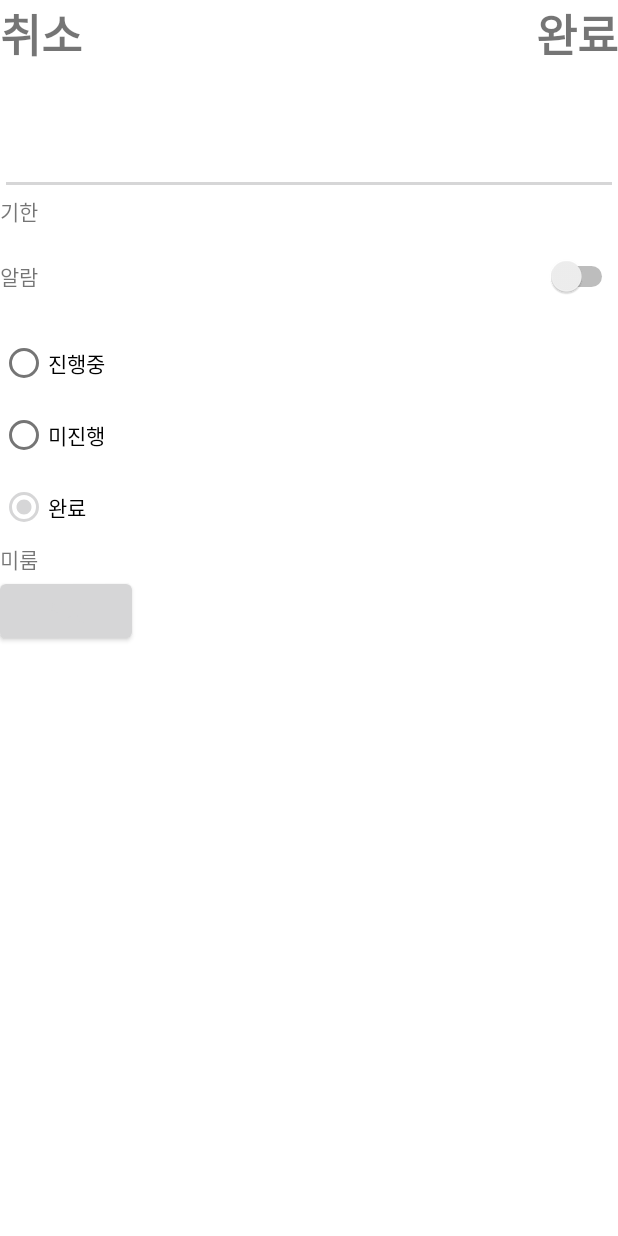
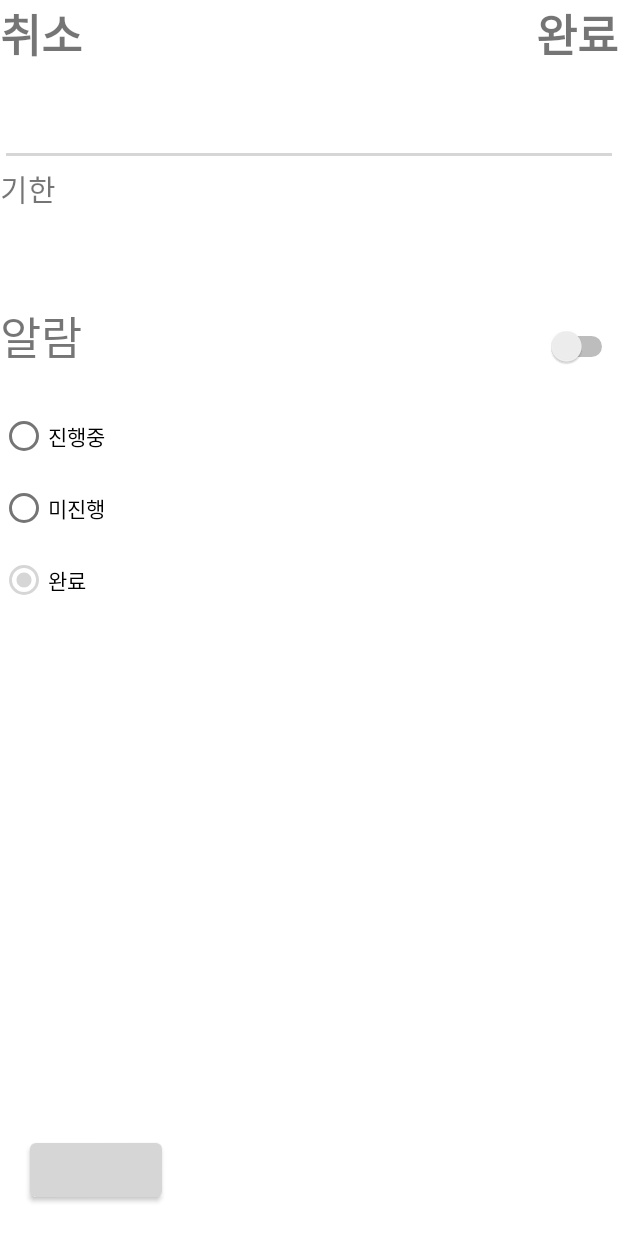
Before and after one commit to sogeum0310/JavaMemo, an Android app: the MemodetailActivity screen opened directly, with no data from a screen before it, on a phone screen of 412 x 824 dp. Run offline under Robolectric (Android 15) with nearby library versions, the phone set to English and light mode, and no system bars; 5 statements that could not run were skipped.

Commit message:
스와이프 제스처 주간월간 변경, xml정리

```diff
--- a/app/src/main/res/layout/activity_main.xml
+++ b/app/src/main/res/layout/activity_main.xml
@@ -4,6 +4,7 @@
     xmlns:tools="http://schemas.android.com/tools"
     android:layout_width="match_parent"
     android:layout_height="match_parent"
+    android:id="@+id/mainlayout"
     tools:context=".MainActivity">
 
 
@@ -24,7 +25,8 @@
             android:id="@+id/test"
             android:layout_width="match_parent"
             android:layout_height="wrap_content"
-            android:text="123123" />
+            android:text="123123"
+            android:visibility="invisible"/>
 
         <androidx.recyclerview.widget.RecyclerView
             android:id="@+id/recyclerview"
--- a/app/src/main/res/layout/activity_memodetail.xml
+++ b/app/src/main/res/layout/activity_memodetail.xml
@@ -43,7 +43,8 @@
             android:id="@+id/testid"
             android:layout_width="match_parent"
             android:layout_height="wrap_content"
-            android:text="id" />
+            android:text="id"
+            android:visibility="gone"/>
 
         <EditText
             android:id="@+id/edmemo"
@@ -54,13 +55,15 @@
         <TextView
             android:layout_width="match_parent"
             android:layout_height="wrap_content"
-            android:text="기한" />
+            android:text="기한"
+            android:textSize="20dp"/>
 
         <TextView
             android:id="@+id/date"
             android:layout_width="match_parent"
             android:layout_height="wrap_content"
-            android:text="2222" />
+            android:text="2222"
+            android:textSize="30dp"/>
     </LinearLayout>
 
     <LinearLayout
@@ -71,6 +74,8 @@
         <TextView
             android:layout_width="wrap_content"
             android:layout_height="wrap_content"
+            android:textSize="30dp"
+            android:layout_marginTop="20dp"
             android:text="알람" />
 
         <View
@@ -81,7 +86,8 @@
         <Switch
             android:id="@+id/arlam"
             android:layout_width="wrap_content"
-            android:layout_height="wrap_content" />
+            android:layout_height="wrap_content"
+            android:layout_marginTop="20dp"/>
     </LinearLayout>
 
     <TextView
@@ -89,7 +95,8 @@
         android:layout_width="match_parent"
         android:layout_height="wrap_content"
         android:visibility="gone"
-        android:text="1111"/>
+        android:text="1111"
+        android:textSize="20dp"/>
 
     <LinearLayout
         android:layout_width="match_parent"
@@ -126,13 +133,19 @@
             android:id="@+id/tomorrow"
             android:layout_width="match_parent"
             android:layout_height="wrap_content"
-            android:text="미룸" />
+            android:text="미루기"
+            android:visibility="gone"/>
+        <View
+            android:layout_width="0dp"
+            android:layout_height="0dp"
+            android:layout_weight="0.7"/>
 
         <Button
             android:id="@+id/del"
             android:layout_width="wrap_content"
             android:layout_height="wrap_content"
-            android:text="삭제" />
+            android:text="삭제"
+            android:layout_margin="20dp"/>
 
     </LinearLayout>
 </LinearLayout>
```
Also changed, not shown: app/src/main/java/com/sogeum0310/javamemo/MainActivity.java (+94 -21 lines).
